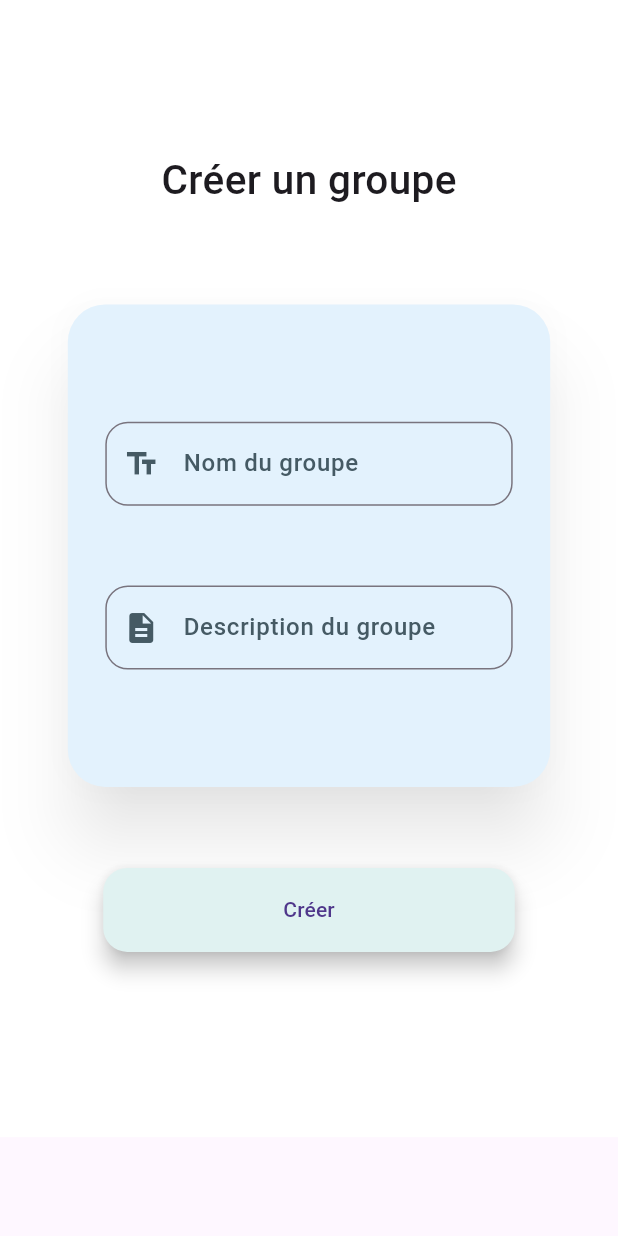
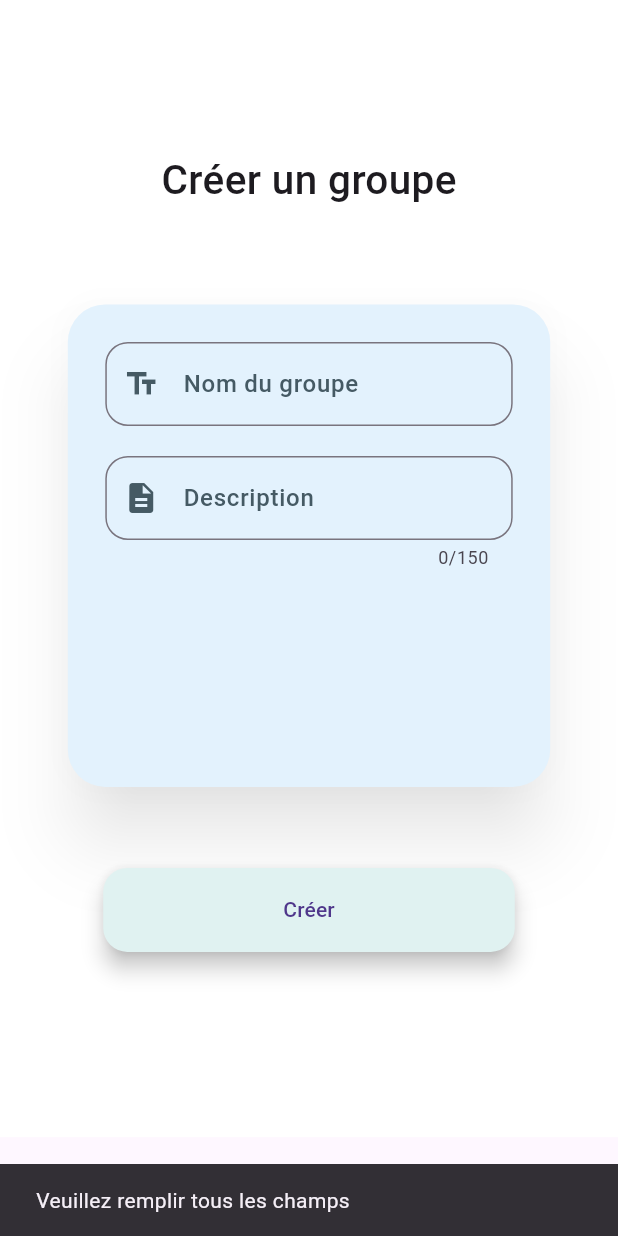
Before and after one commit to Samuel-Leveille/secret_santa, a Flutter app: the AddGroupPage screen opened directly, after a tap on "Créer", on a phone screen of 412 x 824 dp. Run offline on Flutter 3.47's test engine with Material 3 defaults, Android fonts, the phone set to English and light mode, and no system bars; our stand-ins replace cloud_firestore, curved_navigation_bar, firebase_auth, firebase_core, firebase_storage, image_picker and 1 more; missing offline and left inert: dart:ffi; accounts and stored records are empty.

Commit message:
Ajout de la logique de création de groupe

```diff
--- a/secret_santa/lib/pages/add_group_page.dart
+++ b/secret_santa/lib/pages/add_group_page.dart
@@ -1,3 +1,4 @@
+import 'package:cloud_firestore/cloud_firestore.dart';
 import 'package:flutter/cupertino.dart';
 import 'package:flutter/material.dart';
 
@@ -9,11 +10,11 @@ class AddGroupPage extends StatefulWidget {
 }
 
 class _AddGroupPageState extends State<AddGroupPage> {
+  final nameController = TextEditingController();
+  final descriptionController = TextEditingController();
+
   @override
   Widget build(BuildContext context) {
-    final nameController = TextEditingController();
-    final descriptionController = TextEditingController();
-
     return Scaffold(
       body: GestureDetector(
         onTap: () => FocusManager.instance.primaryFocus?.unfocus(),
@@ -49,7 +50,7 @@ class _AddGroupPageState extends State<AddGroupPage> {
                         child: Padding(
                           padding: const EdgeInsets.all(25.0),
                           child: Column(
-                            mainAxisAlignment: MainAxisAlignment.spaceEvenly,
+                            mainAxisAlignment: MainAxisAlignment.start,
                             children: [
                               TextFormField(
                                 controller: nameController,
@@ -78,13 +79,17 @@ class _AddGroupPageState extends State<AddGroupPage> {
                                   ),
                                 ),
                               ),
+                              const SizedBox(
+                                height: 20,
+                              ),
                               TextFormField(
                                 keyboardType: TextInputType.multiline,
                                 minLines: 1,
-                                maxLines: 5,
+                                maxLines: 4,
+                                maxLength: 150,
                                 controller: descriptionController,
                                 decoration: InputDecoration(
-                                  labelText: 'Description du groupe',
+                                  labelText: 'Description',
                                   labelStyle: TextStyle(
                                     fontSize: 16,
                                     fontWeight: FontWeight.w500,
@@ -117,7 +122,7 @@ class _AddGroupPageState extends State<AddGroupPage> {
                       height: 50,
                     ),
                     FloatingActionButton.extended(
-                      onPressed: () {},
+                      onPressed: _createGroup,
                       backgroundColor: Colors.teal[50],
                       extendedPadding:
                           const EdgeInsets.only(left: 120, right: 120),
@@ -130,4 +135,22 @@ class _AddGroupPageState extends State<AddGroupPage> {
       ),
     );
   }
+
+  void _createGroup() {
+    String groupName = nameController.text;
+    String groupDescription = descriptionController.text;
+
+    if (groupName.isEmpty || groupDescription.isEmpty) {
+      ScaffoldMessenger.of(context).showSnackBar(
+        const SnackBar(content: Text("Veuillez remplir tous les champs")),
+      );
+      return;
+    } else {
+      CollectionReference collRef =
+          FirebaseFirestore.instance.collection('groups');
+      collRef.add({'name': groupName, 'description': groupDescription});
+      nameController.text = "";
+      descriptionController.text = "";
+    }
+  }
 }
```
